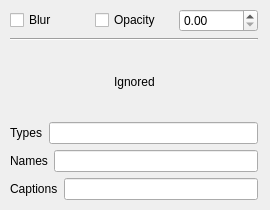
Qt form contents/ui/config.ui (lingtjien/Opacity-Control-KWin) before a commit.
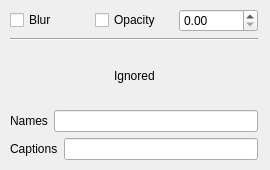
The same form after that commit.

What changed in the file:
```diff
--- a/contents/ui/config.ui
+++ b/contents/ui/config.ui
@@ -7,13 +7,13 @@
     <x>0</x>
     <y>0</y>
     <width>270</width>
-    <height>210</height>
+    <height>170</height>
    </rect>
   </property>
   <property name="minimumSize">
    <size>
     <width>270</width>
-    <height>210</height>
+    <height>170</height>
    </size>
   </property>
   <property name="windowTitle">
@@ -25,7 +25,7 @@
      <x>10</x>
      <y>9</y>
      <width>248</width>
-     <height>191</height>
+     <height>151</height>
     </rect>
    </property>
    <layout class="QVBoxLayout" name="main">
@@ -101,24 +101,6 @@
       </item>
      </layout>
     </item>
-    <item>
-     <layout class="QHBoxLayout" name="ignoredTypes">
-      <item>
-       <widget class="QLabel" name="ignoredTypesLabel">
-        <property name="text">
-         <string>Types</string>
-        </property>
-       </widget>
-      </item>
-      <item>
-       <widget class="QLineEdit" name="kcfg_ignoredTypes">
-        <property name="text">
-         <string/>
-        </property>
-       </widget>
-      </item>
-     </layout>
-    </item>
     <item>
      <layout class="QHBoxLayout" name="ignoredNames">
       <item>
```
